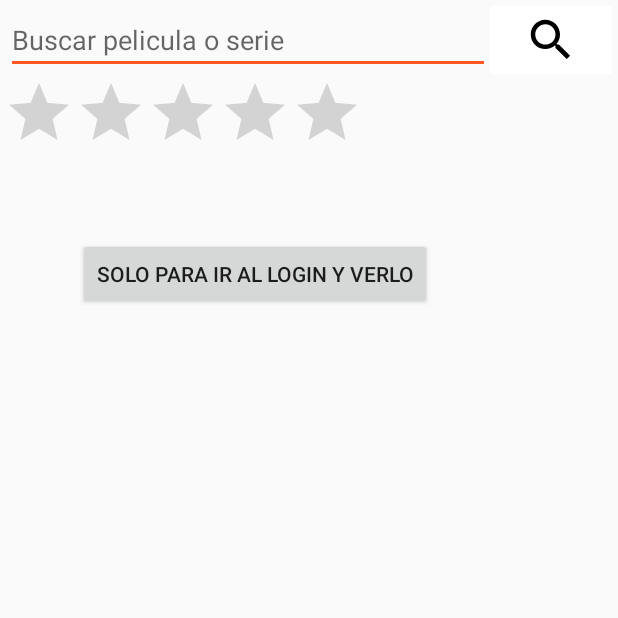
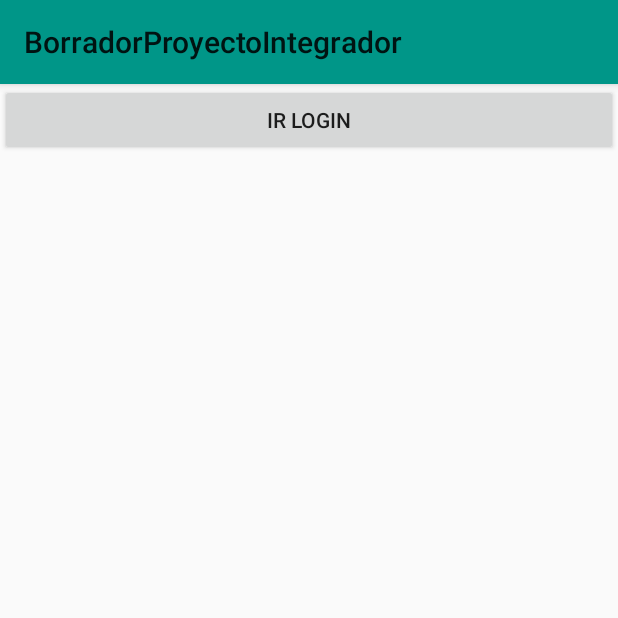
Before and after one commit to TomasMVazquez/BorradorProyectoIntegrador, an Android app: the screen it shows after launch (MainActivity), on a phone screen of 412 x 824 dp, the top half of it. Run offline under Robolectric (Android 15) with nearby library versions, the phone set to English and light mode, and no system bars; libraries missing offline, so code that uses them is left out: com.facebook, com.facebook.appevents; 2 statements that could not run were skipped.

Commit message:
version 1.3 Fragment en Main

```diff
--- a/app/build.gradle
+++ b/app/build.gradle
@@ -26,6 +26,7 @@ dependencies {
     implementation 'com.android.support:cardview-v7:27.1.1'
     implementation 'com.android.support:recyclerview-v7:27.1.1'
     implementation 'com.android.support.constraint:constraint-layout:1.1.3'
+    implementation 'com.android.support:support-v4:27.1.1'
     testImplementation 'junit:junit:4.12'
     androidTestImplementation 'com.android.support.test:runner:1.0.2'
     androidTestImplementation 'com.android.support.test.espresso:espresso-core:3.0.2'
--- a/app/src/main/java/com/example/digital/borradorproyectointegrador/MainActivity.java
+++ b/app/src/main/java/com/example/digital/borradorproyectointegrador/MainActivity.java
@@ -1,30 +1,48 @@
 package com.example.digital.borradorproyectointegrador;
 
 import android.content.Intent;
+import android.net.Uri;
+import android.os.Build;
+import android.support.annotation.RequiresApi;
+import android.support.v4.app.FragmentManager;
+import android.support.v4.app.FragmentTransaction;
 import android.support.v7.app.AppCompatActivity;
 import android.os.Bundle;
 import android.view.View;
 import android.widget.Button;
+import android.widget.Toolbar;
 
-public class MainActivity extends AppCompatActivity {
+public class MainActivity extends AppCompatActivity implements PeliculasFragment.OnFragmentInteractionListener {
 
+    @RequiresApi(api = Build.VERSION_CODES.LOLLIPOP)
     @Override
     protected void onCreate(Bundle savedInstanceState) {
         super.onCreate(savedInstanceState);
         setContentView(R.layout.activity_main);
 
-        //Solo para ir a la parte de login para verlo
-        Button btnLogin = findViewById(R.id.irLogin);
+        //Llamar a la action bar para mostrar
+        android.support.v7.widget.Toolbar actionBar = findViewById(R.id.actionBar);
+        setSupportActionBar(actionBar);
 
-        btnLogin.setOnClickListener(new View.OnClickListener() {
-            @Override
-            public void onClick(View view) {
-                Intent intent = new Intent(MainActivity.this,LogIn.class);
-                startActivity(intent);
-            }
-        });
+        //Llamar al FragmentPeliculas
+        PeliculasFragment peliculasFragment = new PeliculasFragment();
+
+        FragmentManager fragmentManager = getSupportFragmentManager();
+        FragmentTransaction fragmentTransaction = fragmentManager.beginTransaction();
+        fragmentTransaction.replace(R.id.contenedorMain,peliculasFragment);
+        fragmentTransaction.commit();
+
+    }
 
 
+    @Override
+    public void onFragmentInteraction() {
+        Intent intent = new Intent(this,LogIn.class);
 
+        //Bundle bundle = new Bundle();
+        //bundle.putString(MensajeFragment.KEY_MENSAJE, mensaje);
+        //intent.putExtras(bundle);
+
+        startActivity(intent);
     }
 }
--- /dev/null
+++ b/app/src/main/java/com/example/digital/borradorproyectointegrador/PeliculasFragment.java
@@ -0,0 +1,83 @@
+package com.example.digital.borradorproyectointegrador;
+
+import android.content.Context;
+import android.net.Uri;
+import android.os.Bundle;
+import android.support.v4.app.Fragment;
+import android.view.LayoutInflater;
+import android.view.View;
+import android.view.ViewGroup;
+import android.widget.Button;
+
+
+/**
+ * A simple {@link Fragment} subclass.
+ * Activities that contain this fragment must implement the
+ * {@link PeliculasFragment.OnFragmentInteractionListener} interface
+ * to handle interaction events.
+ */
+public class PeliculasFragment extends Fragment {
+
+    private OnFragmentInteractionListener mListener;
+
+    public PeliculasFragment() {
+        // Required empty public constructor
+    }
+
+
+    @Override
+    public View onCreateView(LayoutInflater inflater, ViewGroup container,
+                             Bundle savedInstanceState) {
+        // Inflate the layout for this fragment
+        View view = inflater.inflate(R.layout.fragment_peliculas, container, false);
+        Button btnIngresarLogin = view.findViewById(R.id.btnIngresarLogin);
+
+        btnIngresarLogin.setOnClickListener(new View.OnClickListener() {
+            @Override
+            public void onClick(View view) {
+                onButtonPressed();
+            }
+        });
+
+        return view;
+    }
+
+    // TODO: Rename method, update argument and hook method into UI event
+    public void onButtonPressed() {
+        if (mListener != null) {
+            mListener.onFragmentInteraction();
+        }
+    }
+
+    @Override
+    public void onAttach(Context context) {
+        super.onAttach(context);
+        if (context instanceof OnFragmentInteractionListener) {
+            mListener = (OnFragmentInteractionListener) context;
+        } else {
+            throw new RuntimeException(context.toString()
+                    + " must implement OnFragmentInteractionListener");
+        }
+    }
+
+    @Override
+    public void onDetach() {
+        super.onDetach();
+        mListener = null;
+    }
+
+    /**
+     * This interface must be implemented by activities that contain this
+     * fragment to allow an interaction in this fragment to be communicated
+     * to the activity and potentially other fragments contained in that
+     * activity.
+     * <p>
+     * See the Android Training lesson <a href=
+     * "http://developer.android.com/training/basics/fragments/communicating.html"
+     * >Communicating with Other Fragments</a> for more information.
+     */
+    public interface OnFragmentInteractionListener {
+        // TODO: Update argument type and name
+        void onFragmentInteraction();
+    }
+}
--- /dev/null
+++ b/app/src/main/res/layout/action_bar.xml
@@ -0,0 +1,13 @@
+<?xml version="1.0" encoding="utf-8"?>
+<android.support.v7.widget.Toolbar
+    xmlns:android="http://schemas.android.com/apk/res/android"
+    xmlns:app="http://schemas.android.com/apk/res-auto"
+    android:theme="@style/ThemeOverlay.AppCompat.ActionBar"
+    app:popupTheme="@style/ThemeOverlay.AppCompat.Light"
+    android:layout_width="match_parent"
+    android:layout_height="?attr/actionBarSize"
+    android:background="@color/colorPrimary"
+    android:elevation="4dp"
+    >
+
+</android.support.v7.widget.Toolbar>
--- a/app/src/main/res/layout/activity_main.xml
+++ b/app/src/main/res/layout/activity_main.xml
@@ -7,47 +7,38 @@
     android:layout_height="match_parent"
     tools:context=".MainActivity"
     android:orientation="vertical"
-    android:layout_margin="2dp"
     >
 
-    <LinearLayout
-        android:layout_width="match_parent"
-        android:layout_height="wrap_content"
-        android:orientation="horizontal"
-        android:layout_margin="2dp"
+    <include
+        android:id="@+id/actionBar"
+        layout="@layout/action_bar"
         >
 
-        <EditText
-            android:id="@+id/etSearch"
-            android:layout_width="0dp"
-            android:layout_height="wrap_content"
-            android:hint="@string/hintSearch"
-            android:layout_weight="80"
-            />
-        <ImageButton
-            android:layout_weight="20"
-            android:layout_width="0dp"
+    </include>
+
+    <android.support.design.widget.CoordinatorLayout
+        android:layout_width="match_parent"
+        android:layout_height="match_parent">
+
+        <LinearLayout
+            android:layout_width="match_parent"
             android:layout_height="match_parent"
-            android:src="@drawable/ic_search_black_36dp"
-            android:background="@color/colorBlanco"
-            />
+            android:orientation="vertical"
+            >
 
 
-    </LinearLayout>
+            <FrameLayout
+                android:id="@+id/contenedorMain"
+                android:layout_width="match_parent"
+                android:layout_height="wrap_content">
 
-    <RatingBar
-        android:layout_width="wrap_content"
-        android:layout_height="wrap_content"
-        android:numStars="5"
-        android:stepSize="1"
-        />
+            </FrameLayout>
 
-    <Button
-        android:layout_margin="50dp"
-        android:id="@+id/irLogin"
-        android:layout_width="wrap_content"
-        android:layout_height="wrap_content"
-        android:text="Solo para ir al LogIn y verlo"
-        />
+        </LinearLayout>
+
+
+    </android.support.design.widget.CoordinatorLayout>
+
+
 
 </LinearLayout>
--- /dev/null
+++ b/app/src/main/res/layout/fragment_peliculas.xml
@@ -0,0 +1,24 @@
+<?xml version="1.0" encoding="utf-8"?>
+<FrameLayout xmlns:android="http://schemas.android.com/apk/res/android"
+    xmlns:tools="http://schemas.android.com/tools"
+    android:layout_width="match_parent"
+    android:layout_height="match_parent"
+    tools:context=".PeliculasFragment">
+
+    <!-- TODO: Update blank fragment layout -->
+    <LinearLayout
+        android:layout_width="match_parent"
+        android:layout_height="match_parent"
+        android:orientation="vertical"
+        >
+
+        <Button
+            android:id="@+id/btnIngresarLogin"
+            android:layout_width="match_parent"
+            android:layout_height="wrap_content"
+            android:text="IR LOGIN"
+            />
+
+    </LinearLayout>
+
+</FrameLayout>
--- a/app/src/main/res/values/strings.xml
+++ b/app/src/main/res/values/strings.xml
@@ -5,6 +5,8 @@
     <string name="hintSearch"> Buscar pelicula o serie</string>
 
     //Pantalla Login
+    <string name="logIn">Login:</string>
+    <string name="registrarse">No tengo cuenta, registrarme</string>
     <string name="hintUsuario">Usuario</string>
     <string name="hintContrasena">Contraseña</string>
     <string name="hintRepitaContrasena">Repita Contraseña</string>
@@ -17,4 +19,5 @@
     //FACEBOOK
     <string name="facebook_app_id">367842997089334</string>
     <string name="fb_login_protocol_scheme">fb367842997089334</string>
+
 </resources>
```
Also changed, not shown: app/src/main/java/com/example/digital/borradorproyectointegrador/LogIn.java (+43 -43 lines), app/src/main/res/layout/activity_log_in.xml (+49 -30 lines).
